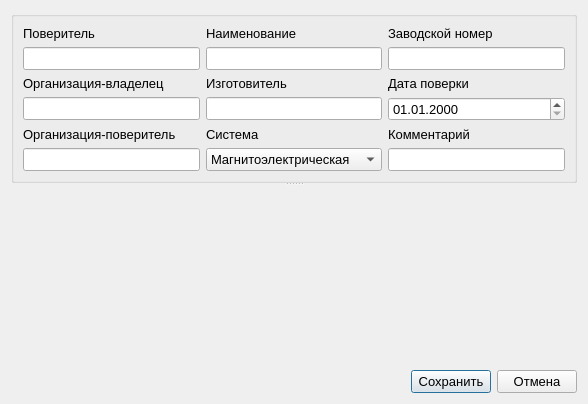
Old version of the form ui/edit_measure_parameters_form.ui in the repository irsural/calibrator_pc.
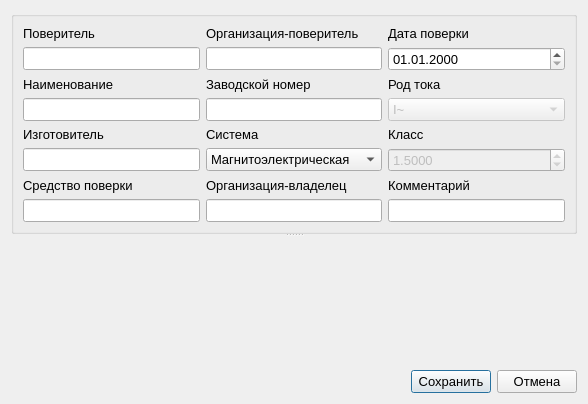
New version of the form.

Commit message: Добавил остальные параметры измерения в EditMeasureParams диалог

Patch:
```diff
--- a/ui/edit_measure_parameters_form.ui
+++ b/ui/edit_measure_parameters_form.ui
@@ -37,31 +37,42 @@
       <layout class="QGridLayout" name="gridLayout_2">
        <item row="0" column="1">
         <layout class="QGridLayout" name="gridLayout">
-         <item row="4" column="2">
-          <widget class="QLabel" name="label_8">
+         <item row="6" column="0">
+          <widget class="QLabel" name="label_9">
            <property name="text">
-            <string>Комментарий</string>
+            <string>Средство поверки</string>
            </property>
           </widget>
          </item>
-         <item row="1" column="0">
-          <widget class="QLineEdit" name="user_name_edit"/>
-         </item>
-         <item row="2" column="1">
-          <widget class="QLabel" name="label_5">
-           <property name="sizePolicy">
-            <sizepolicy hsizetype="Expanding" vsizetype="Fixed">
-             <horstretch>0</horstretch>
-             <verstretch>0</verstretch>
-            </sizepolicy>
+         <item row="3" column="2">
+          <widget class="QComboBox" name="signal_type_combobox">
+           <property name="enabled">
+            <bool>false</bool>
            </property>
-           <property name="text">
-            <string>Изготовитель</string>
-           </property>
+           <item>
+            <property name="text">
+             <string>I~</string>
+            </property>
+           </item>
+           <item>
+            <property name="text">
+             <string>U~</string>
+            </property>
+           </item>
+           <item>
+            <property name="text">
+             <string>I=</string>
+            </property>
+           </item>
+           <item>
+            <property name="text">
+             <string>U=</string>
+            </property>
+           </item>
           </widget>
          </item>
-         <item row="0" column="2">
-          <widget class="QLabel" name="label_7">
+         <item row="6" column="1">
+          <widget class="QLabel" name="label_3">
            <property name="sizePolicy">
             <sizepolicy hsizetype="Expanding" vsizetype="Fixed">
              <horstretch>0</horstretch>
@@ -69,12 +80,12 @@
             </sizepolicy>
            </property>
            <property name="text">
-            <string>Заводской номер</string>
+            <string>Организация-владелец</string>
            </property>
           </widget>
          </item>
-         <item row="4" column="0">
-          <widget class="QLabel" name="label_13">
+         <item row="4" column="1">
+          <widget class="QLabel" name="label_2">
            <property name="sizePolicy">
             <sizepolicy hsizetype="Expanding" vsizetype="Fixed">
              <horstretch>0</horstretch>
@@ -82,12 +93,12 @@
             </sizepolicy>
            </property>
            <property name="text">
-            <string>Организация-поверитель</string>
+            <string>Система</string>
            </property>
           </widget>
          </item>
-         <item row="3" column="1">
-          <widget class="QLineEdit" name="device_creator_edit">
+         <item row="7" column="1">
+          <widget class="QLineEdit" name="owner_edit">
            <property name="sizePolicy">
             <sizepolicy hsizetype="Expanding" vsizetype="Fixed">
              <horstretch>0</horstretch>
@@ -96,19 +107,6 @@
            </property>
           </widget>
          </item>
-         <item row="0" column="1">
-          <widget class="QLabel" name="label_4">
-           <property name="sizePolicy">
-            <sizepolicy hsizetype="Expanding" vsizetype="Fixed">
-             <horstretch>0</horstretch>
-             <verstretch>0</verstretch>
-            </sizepolicy>
-           </property>
-           <property name="text">
-            <string>Наименование</string>
-           </property>
-          </widget>
-         </item>
          <item row="5" column="1">
           <widget class="QComboBox" name="system_combobox">
            <property name="sizePolicy">
@@ -134,8 +132,8 @@
            </item>
           </widget>
          </item>
-         <item row="5" column="0">
-          <widget class="QLineEdit" name="organisation_edit">
+         <item row="0" column="1">
+          <widget class="QLabel" name="label_13">
            <property name="sizePolicy">
             <sizepolicy hsizetype="Expanding" vsizetype="Fixed">
              <horstretch>0</horstretch>
@@ -143,15 +141,12 @@
             </sizepolicy>
            </property>
            <property name="text">
-            <string/>
+            <string>Организация-поверитель</string>
            </property>
-           <property name="readOnly">
-            <bool>false</bool>
-           </property>
           </widget>
          </item>
-         <item row="4" column="1">
-          <widget class="QLabel" name="label_2">
+         <item row="2" column="0">
+          <widget class="QLabel" name="label_4">
            <property name="sizePolicy">
             <sizepolicy hsizetype="Expanding" vsizetype="Fixed">
              <horstretch>0</horstretch>
@@ -159,24 +154,7 @@
             </sizepolicy>
            </property>
            <property name="text">
-            <string>Система</string>
-           </property>
-          </widget>
-         </item>
-         <item row="3" column="2">
-          <widget class="QDateTimeEdit" name="date_edit">
-           <property name="displayFormat">
-            <string>dd.MM.yyyy</string>
-           </property>
-          </widget>
-         </item>
-         <item row="1" column="2">
-          <widget class="QLineEdit" name="serial_number_edit">
-           <property name="sizePolicy">
-            <sizepolicy hsizetype="Expanding" vsizetype="Fixed">
-             <horstretch>0</horstretch>
-             <verstretch>0</verstretch>
-            </sizepolicy>
+            <string>Наименование</string>
            </property>
           </widget>
          </item>
@@ -187,38 +165,129 @@
            </property>
           </widget>
          </item>
-         <item row="2" column="0">
-          <widget class="QLabel" name="label_3">
-           <property name="sizePolicy">
-            <sizepolicy hsizetype="Expanding" vsizetype="Fixed">
-             <horstretch>0</horstretch>
-             <verstretch>0</verstretch>
-            </sizepolicy>
+         <item row="5" column="2">
+          <widget class="QDoubleSpinBox" name="class_spinbox">
+           <property name="enabled">
+            <bool>false</bool>
            </property>
-           <property name="text">
-            <string>Организация-владелец</string>
+           <property name="prefix">
+            <string/>
            </property>
-          </widget>
-         </item>
-         <item row="1" column="1">
-          <widget class="QLineEdit" name="device_name_edit">
-           <property name="sizePolicy">
-            <sizepolicy hsizetype="Expanding" vsizetype="Fixed">
-             <horstretch>0</horstretch>
-             <verstretch>0</verstretch>
-            </sizepolicy>
+           <property name="decimals">
+            <number>4</number>
+           </property>
+           <property name="minimum">
+            <double>0.001000000000000</double>
+           </property>
+           <property name="maximum">
+            <double>10.000000000000000</double>
+           </property>
+           <property name="singleStep">
+            <double>0.050000000000000</double>
+           </property>
+           <property name="value">
+            <double>1.500000000000000</double>
            </property>
           </widget>
          </item>
          <item row="2" column="2">
+          <widget class="QLabel" name="label_10">
+           <property name="text">
+            <string>Род тока</string>
+           </property>
+          </widget>
+         </item>
+         <item row="0" column="2">
           <widget class="QLabel" name="label_6">
            <property name="text">
             <string>Дата поверки</string>
            </property>
           </widget>
          </item>
+         <item row="2" column="1">
+          <widget class="QLabel" name="label_7">
+           <property name="sizePolicy">
+            <sizepolicy hsizetype="Expanding" vsizetype="Fixed">
+             <horstretch>0</horstretch>
+             <verstretch>0</verstretch>
+            </sizepolicy>
+           </property>
+           <property name="text">
+            <string>Заводской номер</string>
+           </property>
+          </widget>
+         </item>
+         <item row="1" column="2">
+          <widget class="QDateTimeEdit" name="date_edit">
+           <property name="displayFormat">
+            <string>dd.MM.yyyy</string>
+           </property>
+          </widget>
+         </item>
+         <item row="1" column="0">
+          <widget class="QLineEdit" name="user_name_edit"/>
+         </item>
+         <item row="4" column="2">
+          <widget class="QLabel" name="label_11">
+           <property name="text">
+            <string>Класс</string>
+           </property>
+          </widget>
+         </item>
+         <item row="7" column="0">
+          <widget class="QLineEdit" name="etalon_edit"/>
+         </item>
+         <item row="1" column="1">
+          <widget class="QLineEdit" name="organisation_edit">
+           <property name="sizePolicy">
+            <sizepolicy hsizetype="Expanding" vsizetype="Fixed">
+             <horstretch>0</horstretch>
+             <verstretch>0</verstretch>
+            </sizepolicy>
+           </property>
+           <property name="text">
+            <string/>
+           </property>
+           <property name="readOnly">
+            <bool>false</bool>
+           </property>
+          </widget>
+         </item>
+         <item row="5" column="0">
+          <widget class="QLineEdit" name="device_creator_edit">
+           <property name="sizePolicy">
+            <sizepolicy hsizetype="Expanding" vsizetype="Fixed">
+             <horstretch>0</horstretch>
+             <verstretch>0</verstretch>
+            </sizepolicy>
+           </property>
+          </widget>
+         </item>
+         <item row="3" column="1">
+          <widget class="QLineEdit" name="serial_number_edit">
+           <property name="sizePolicy">
+            <sizepolicy hsizetype="Expanding" vsizetype="Fixed">
+             <horstretch>0</horstretch>
+             <verstretch>0</verstretch>
+            </sizepolicy>
+           </property>
+          </widget>
+         </item>
+         <item row="4" column="0">
+          <widget class="QLabel" name="label_5">
+           <property name="sizePolicy">
+            <sizepolicy hsizetype="Expanding" vsizetype="Fixed">
+             <horstretch>0</horstretch>
+             <verstretch>0</verstretch>
+            </sizepolicy>
+           </property>
+           <property name="text">
+            <string>Изготовитель</string>
+           </property>
+          </widget>
+         </item>
          <item row="3" column="0">
-          <widget class="QLineEdit" name="owner_edit">
+          <widget class="QLineEdit" name="device_name_edit">
            <property name="sizePolicy">
             <sizepolicy hsizetype="Expanding" vsizetype="Fixed">
              <horstretch>0</horstretch>
@@ -227,7 +296,14 @@
            </property>
           </widget>
          </item>
-         <item row="5" column="2">
+         <item row="6" column="2">
+          <widget class="QLabel" name="label_8">
+           <property name="text">
+            <string>Комментарий</string>
+           </property>
+          </widget>
+         </item>
+         <item row="7" column="2">
           <widget class="QLineEdit" name="comment_edit"/>
          </item>
         </layout>
```
Left out of the diff: 7 changed lines with no effect on the pictures. The commit also changes 4 other files.
